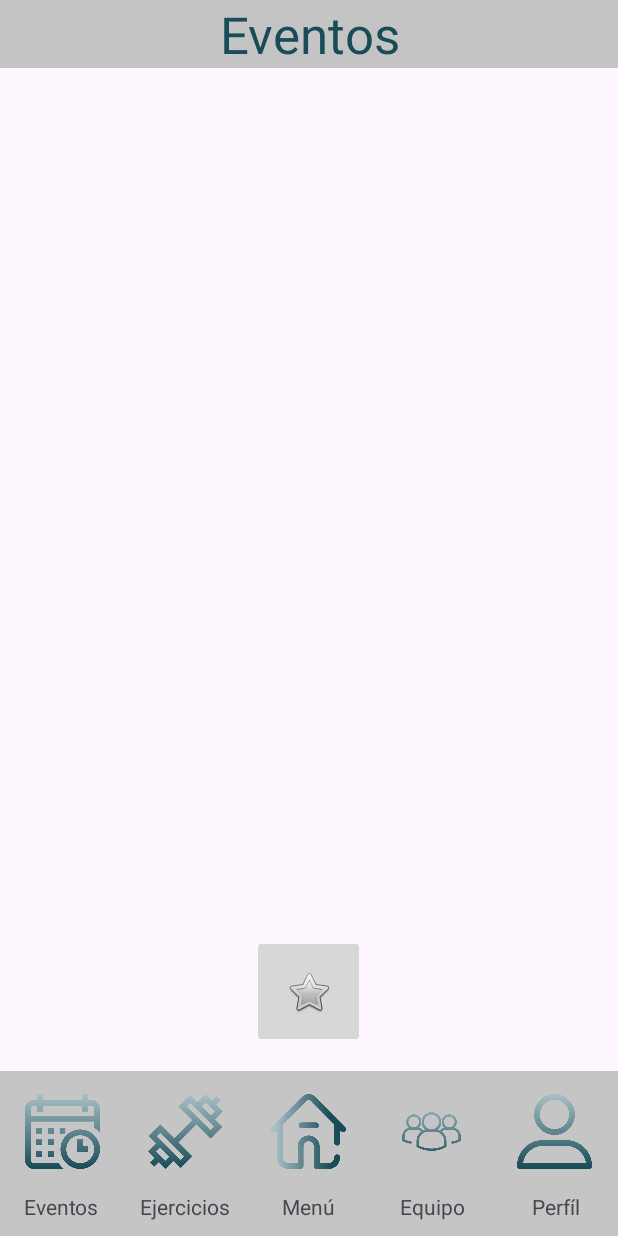
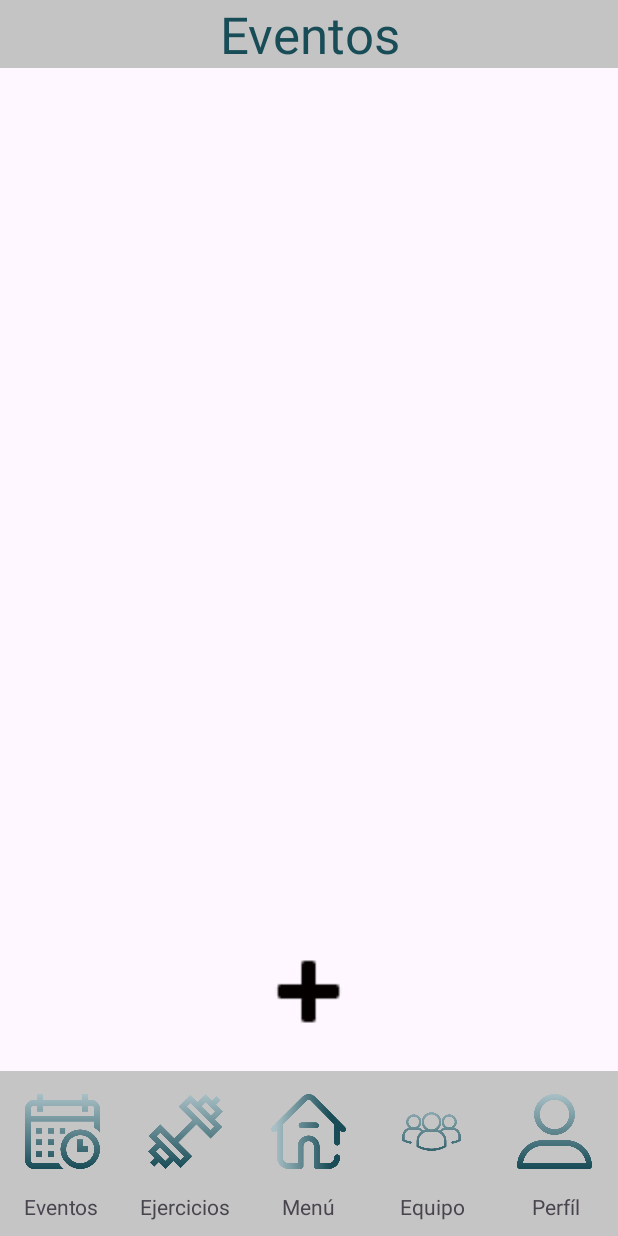
Before and after one commit to MaicolFlorez/T-Mate, an Android app: the EventsActivity screen opened directly, with no data from a screen before it, on a phone screen of 412 x 824 dp. Run offline under Robolectric (Android 15) with nearby library versions, the phone set to English and light mode, and no system bars.

Commit message:
Avance Carlos

```diff
--- a/app/src/main/java/com/mflorezddelgado/t_mate/CreateEventActivity.java
+++ b/app/src/main/java/com/mflorezddelgado/t_mate/CreateEventActivity.java
@@ -36,13 +36,13 @@ public class CreateEventActivity extends AppCompatActivity {
         imgGoToEvents.setOnClickListener(new View.OnClickListener() {
             @Override
             public void onClick(View view) {
-                startActivity(new Intent(CreateEventActivity.this, ProfileActivity.class));
+                startActivity(new Intent(CreateEventActivity.this, EventsActivity.class));
             }
         });
         imgGoToTraining.setOnClickListener(new View.OnClickListener() {
             @Override
             public void onClick(View view) {
-                startActivity(new Intent(CreateEventActivity.this, ProfileActivity.class));
+                startActivity(new Intent(CreateEventActivity.this, TrainingsActivity.class));
             }
         });
 
--- a/app/src/main/java/com/mflorezddelgado/t_mate/TeamsViewPlayer.java
+++ b/app/src/main/java/com/mflorezddelgado/t_mate/TeamsViewPlayer.java
@@ -63,7 +63,7 @@ public class TeamsViewPlayer extends AppCompatActivity {
         imgGoMenu.setOnClickListener(new View.OnClickListener() {
             @Override
             public void onClick(View view) {
-                startActivity(new Intent(TeamsViewPlayer.this, CreateEventActivity.class));
+                startActivity(new Intent(TeamsViewPlayer.this, TeamViewCoach.class));
             }
         });
 
--- a/app/src/main/res/layout/activity_events.xml
+++ b/app/src/main/res/layout/activity_events.xml
@@ -55,8 +55,13 @@
             android:layout_height="75dp"
             android:layout_gravity="center"
             android:layout_marginVertical="15dp"
+            android:background="#00FFFFFF"
             android:contentDescription="@string/btn_unirse"
-            android:src="@android:drawable/btn_star" />
+            android:elevation="100dp"
+            android:scaleType="fitCenter"
+            android:adjustViewBounds="true"
+            android:src="@android:drawable/ic_input_add"
+            app:tint="#040000" />
 
         <TableLayout
             android:id="@+id/tableLayout"
--- a/app/src/main/res/layout/activity_login.xml
+++ b/app/src/main/res/layout/activity_login.xml
@@ -73,9 +73,11 @@
         android:layout_marginStart="36dp"
         android:layout_marginTop="28dp"
         android:background="#00FFFFFF"
+        android:scaleType="fitCenter"
+        android:adjustViewBounds="true"
         app:layout_constraintStart_toStartOf="parent"
         app:layout_constraintTop_toTopOf="parent"
-        app:srcCompat="@drawable/ic_launcher_foreground" />
+        app:srcCompat="@drawable/arrowhead_left_512" />
 
     <TextView
         android:id="@+id/textView"
--- a/app/src/main/res/layout/activity_teams_player_view.xml
+++ b/app/src/main/res/layout/activity_teams_player_view.xml
@@ -49,6 +49,8 @@
             android:layout_gravity="center"
             android:layout_marginVertical="15dp"
             android:contentDescription="@string/btn_unirse"
+            android:scaleType="fitCenter"
+            android:adjustViewBounds="true"
             android:src="@android:drawable/btn_star" />
 
         <TableLayout
--- a/app/src/main/res/layout/activity_trainings.xml
+++ b/app/src/main/res/layout/activity_trainings.xml
@@ -55,8 +55,12 @@
             android:layout_height="75dp"
             android:layout_gravity="center"
             android:layout_marginVertical="15dp"
+            android:background="#00FFFFFF"
             android:contentDescription="@string/btn_unirse"
-            android:src="@android:drawable/btn_star" />
+            android:scaleType="fitCenter"
+            android:adjustViewBounds="true"
+            android:src="@android:drawable/ic_input_add"
+            app:tint="#000000" />
 
         <TableLayout
             android:id="@+id/tableLayout"
```
Also changed, not shown: app/src/main/res/layout/activity_create_training.xml (+0 -7 lines), app/src/main/res/drawable/arrowhead_left_512.png (added).
